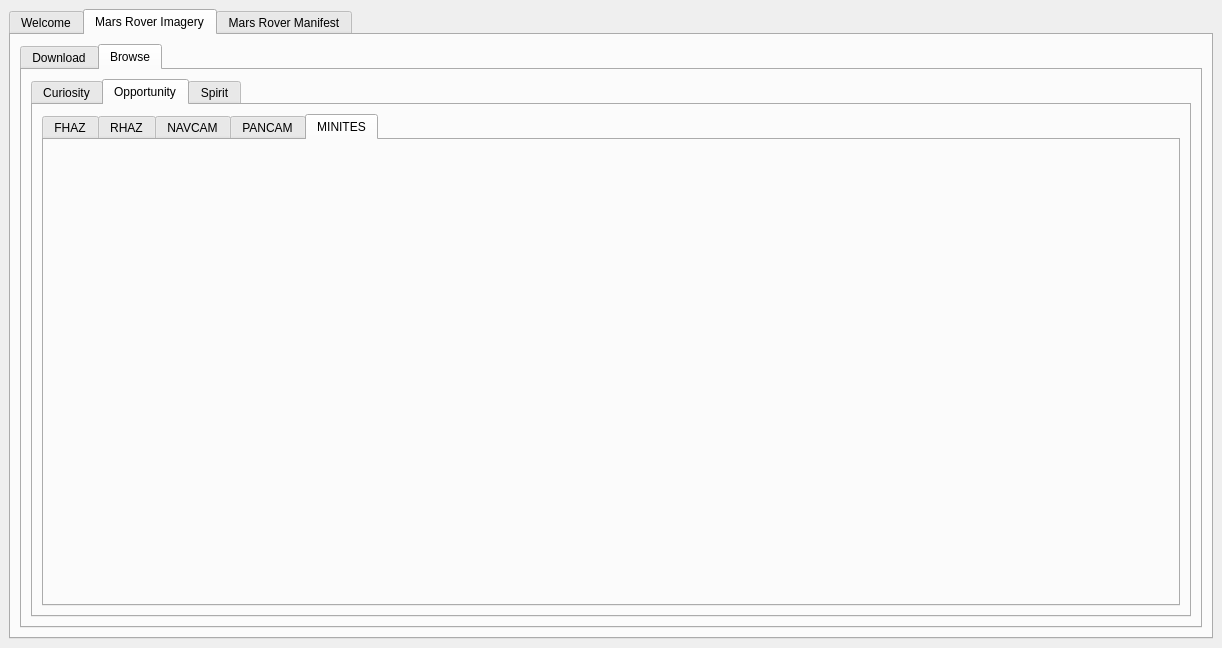
Before: the Qt Designer form mainwindow.ui in DavidJerman/AstroXplorer, drawn with Qt 5.
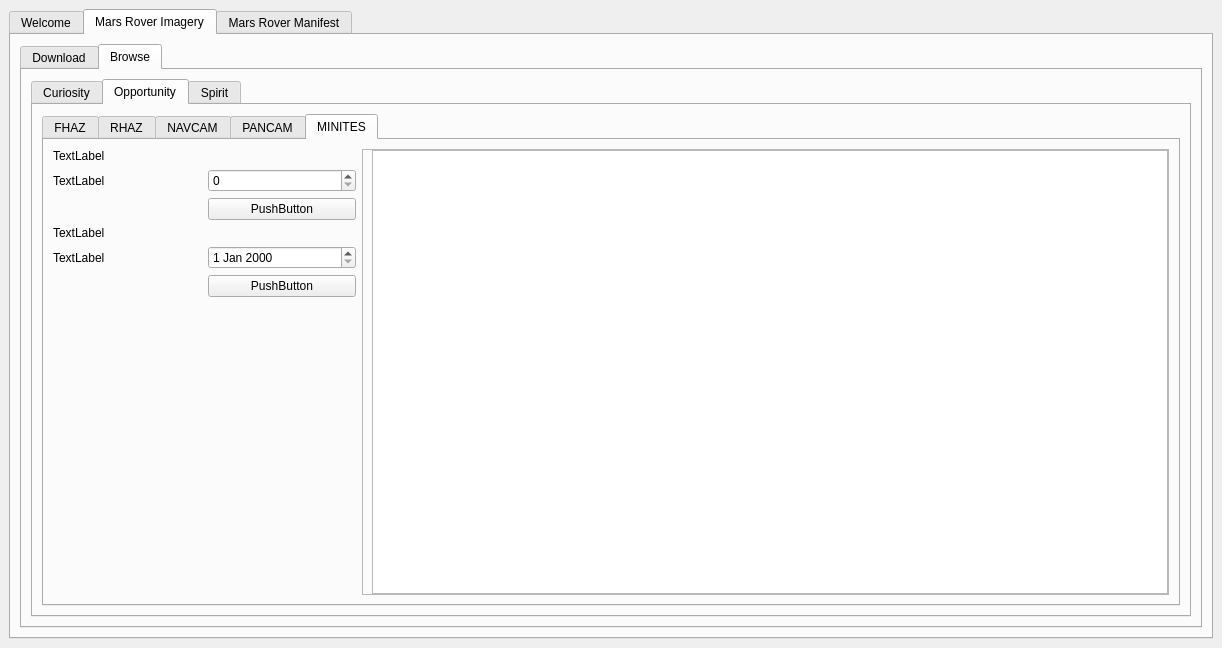
After: the same form once the commit is applied. The open tabs and pages were chosen to show the change.

Commit message: Expanded Mars Rover Imagery UI

Diff of the .ui file:
```diff
--- a/mainwindow.ui
+++ b/mainwindow.ui
@@ -1426,6 +1426,106 @@
                    <attribute name="title">
                     <string>MINITES</string>
                    </attribute>
+                   <layout class="QHBoxLayout" name="horizontalLayout_32" stretch="3,8">
+                    <property name="topMargin">
+                     <number>9</number>
+                    </property>
+                    <property name="rightMargin">
+                     <number>9</number>
+                    </property>
+                    <property name="bottomMargin">
+                     <number>9</number>
+                    </property>
+                    <item>
+                     <layout class="QGridLayout" name="gridLayout_3">
+                      <item row="4" column="0">
+                       <widget class="QLabel" name="label_12">
+                        <property name="text">
+                         <string>TextLabel</string>
+                        </property>
+                       </widget>
+                      </item>
+                      <item row="2" column="1">
+                       <widget class="QPushButton" name="pushButton_5">
+                        <property name="text">
+                         <string>PushButton</string>
+                        </property>
+                       </widget>
+                      </item>
+                      <item row="4" column="1">
+                       <widget class="QDateEdit" name="dateEdit_3"/>
+                      </item>
+                      <item row="1" column="0">
+                       <widget class="QLabel" name="label_11">
+                        <property name="text">
+                         <string>TextLabel</string>
+                        </property>
+                       </widget>
+                      </item>
+                      <item row="0" column="0">
+                       <widget class="QLabel" name="label_10">
+                        <property name="text">
+                         <string>TextLabel</string>
+                        </property>
+                       </widget>
+                      </item>
+                      <item row="5" column="1">
+                       <widget class="QPushButton" name="pushButton_6">
+                        <property name="text">
+                         <string>PushButton</string>
+                        </property>
+                       </widget>
+                      </item>
+                      <item row="3" column="0">
+                       <widget class="QLabel" name="label_13">
+                        <property name="text">
+                         <string>TextLabel</string>
+                        </property>
+                       </widget>
+                      </item>
+                      <item row="1" column="1">
+                       <widget class="QSpinBox" name="spinBox_3"/>
+                      </item>
+                      <item row="6" column="1">
+                       <spacer name="verticalSpacer_3">
+                        <property name="orientation">
+                         <enum>Qt::Vertical</enum>
+                        </property>
+                        <property name="sizeHint" stdset="0">
+                         <size>
+                          <width>20</width>
+                          <height>40</height>
+                         </size>
+                        </property>
+                       </spacer>
+                      </item>
+                     </layout>
+                    </item>
+                    <item>
+                     <widget class="QFrame" name="frame_3">
+                      <property name="frameShape">
+                       <enum>QFrame::StyledPanel</enum>
+                      </property>
+                      <property name="frameShadow">
+                       <enum>QFrame::Raised</enum>
+                      </property>
+                      <layout class="QHBoxLayout" name="horizontalLayout_33">
+                       <property name="topMargin">
+                        <number>0</number>
+                       </property>
+                       <property name="rightMargin">
+                        <number>0</number>
+                       </property>
+                       <property name="bottomMargin">
+                        <number>0</number>
+                       </property>
+                       <item>
+                        <widget class="QListWidget" name="listWidget_3"/>
+                       </item>
+                      </layout>
+                     </widget>
+                    </item>
+                   </layout>
                   </widget>
                  </widget>
                 </item>
```
Left out of the diff: 319 changed lines with no effect on the pictures. The commit also changes 2 other files.
